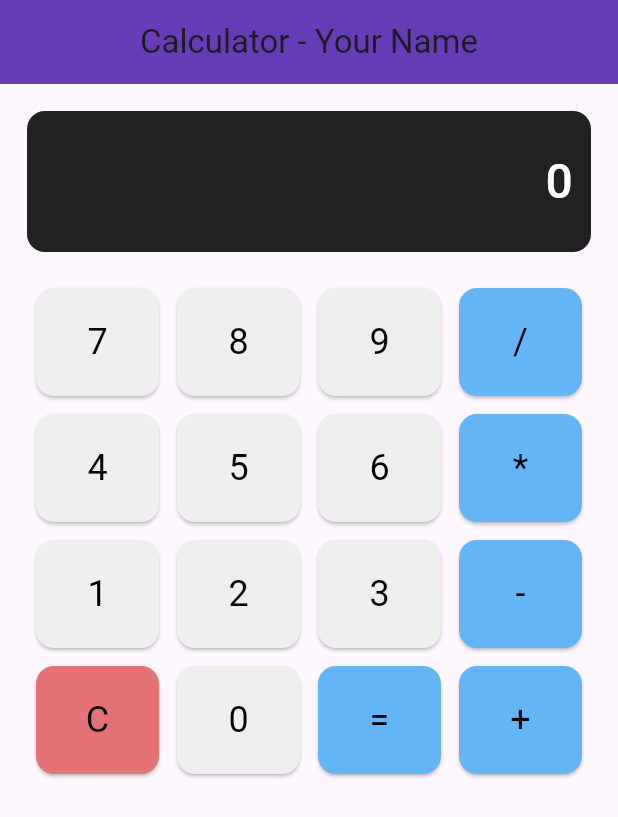
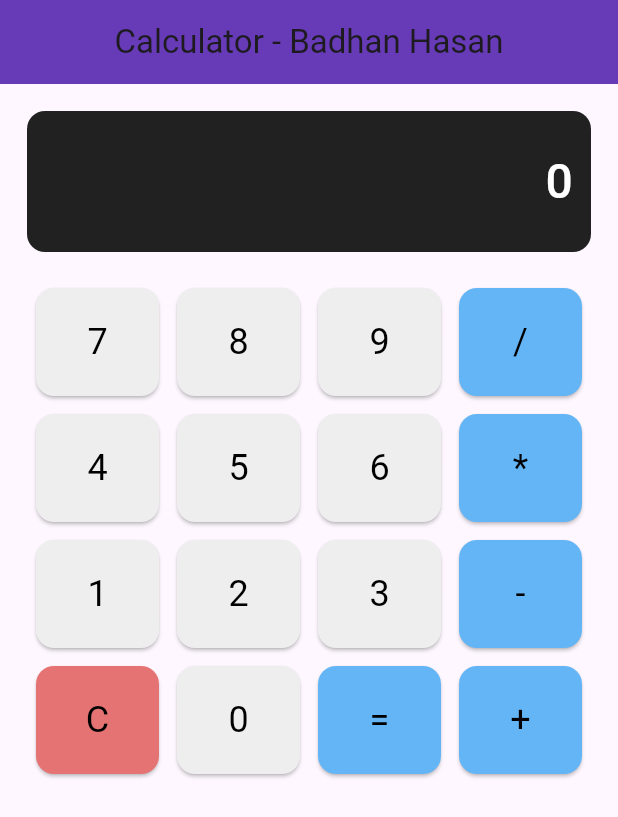
Before and after one commit to badhanhasan/flutter-calculator, a Flutter app: the screen it shows after launch, on a phone screen of 412 x 824 dp. Shown: the top 817 px of the screen. Run offline on Flutter 3.47's test engine with Material 3 defaults, Android fonts, the phone set to English and light mode, and no system bars; missing offline and left inert: expressions.

Commit message:
Update main.dart

```diff
--- a/lib/main.dart
+++ b/lib/main.dart
@@ -114,7 +114,7 @@ class _CalculatorPageState extends State<CalculatorPage> {
   Widget build(BuildContext context) {
     return Scaffold(
       appBar: AppBar(
-        title: const Text('Calculator - Your Name'), // <-- Put your name here
+        title: const Text('Calculator - Badhan Hasan'),
         centerTitle: true,
         backgroundColor: Colors.deepPurple,
       ),
```
